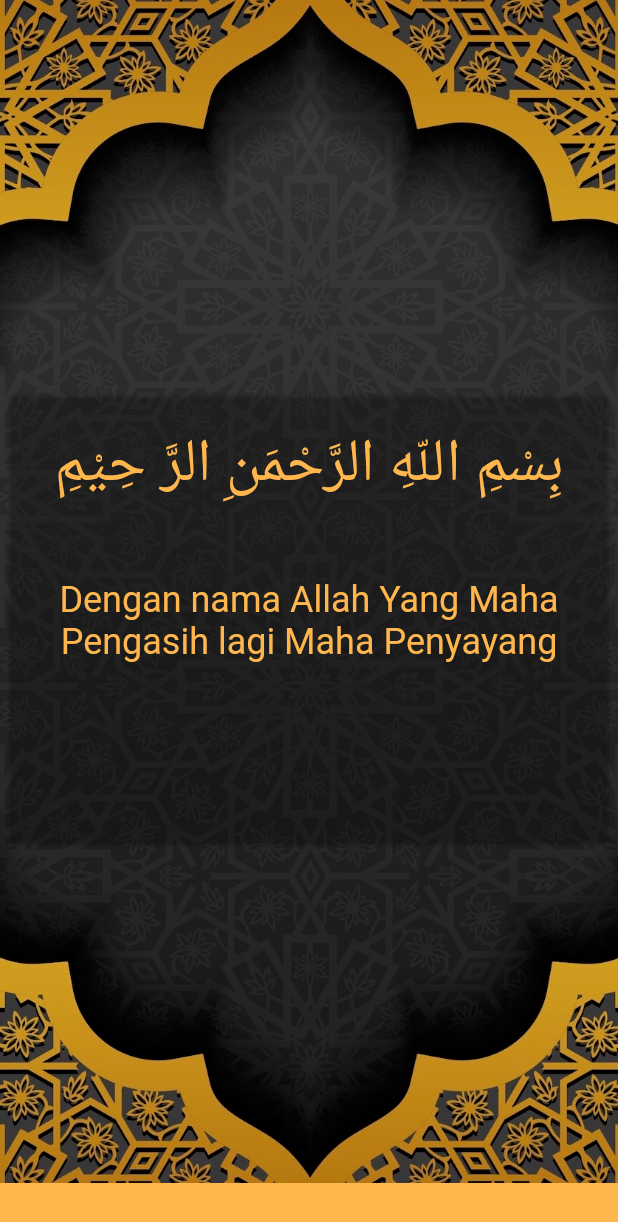
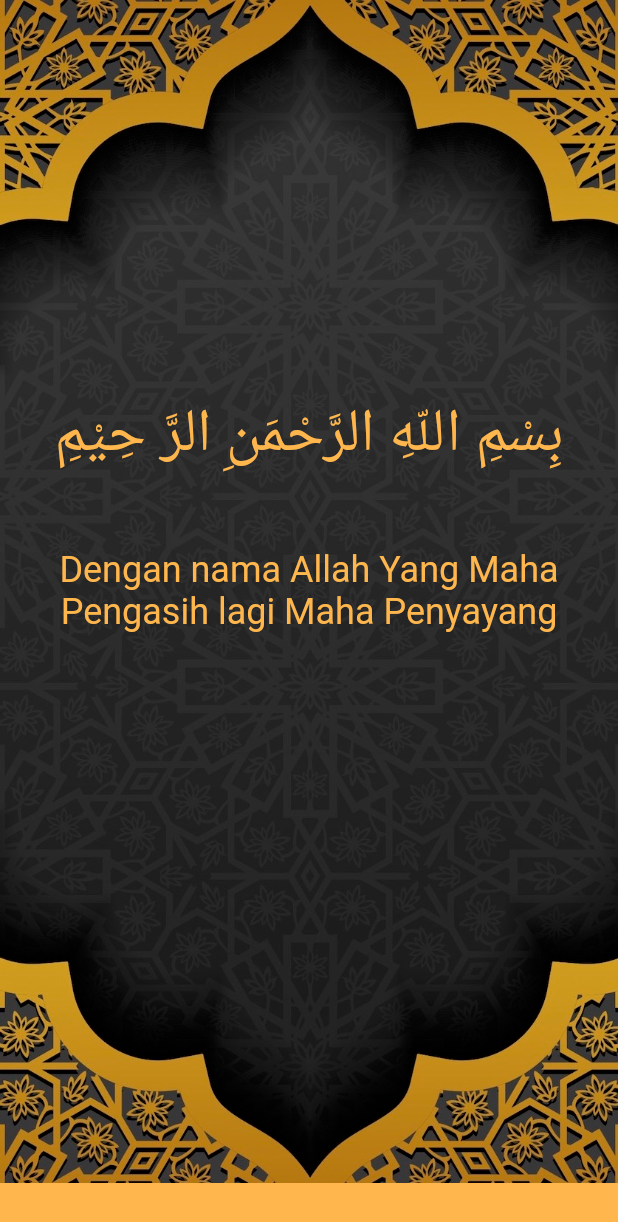
Before and after one commit to pabbas29/f_duaiftitah, a Flutter app: the screen it shows after launch, on a phone screen of 412 x 824 dp. Shown: the top 1222 px of the screen. Run offline on Flutter 3.47's test engine with Material 2 defaults, Android fonts, the phone set to English and light mode, and no system bars.

Commit message:
Created carousel view for the content

```diff
--- /dev/null
+++ b/lib/components/DuaCarousel.dart
@@ -0,0 +1,45 @@
+import 'package:flutter/material.dart';
+
+class DuaCarousel extends StatelessWidget {
+  @override
+  Widget build(BuildContext context) {
+    return Container(
+      height: 300,
+      child: PageView.builder(
+            controller: PageController(viewportFraction: 1),
+            itemBuilder: (BuildContext context, int itemIndex) {
+              return _buildCarouselItem(context, itemIndex);
+            },
+      ),
+    );
+  }
+
+  Widget _buildCarouselItem(BuildContext context, int itemIndex) {
+    return Padding(
+      padding: EdgeInsets.symmetric(horizontal: 4.0),
+      child: Column(
+        children: <Widget>[
+          Text(
+              'بِسْمِ اللّهِ الرَّحْمَنِ الرَّ حِيْمِ',
+            textAlign: TextAlign.center,
+            style: TextStyle(
+              fontSize: 40,
+              color: Colors.orange[300],
+            )
+          ),
+          Padding(
+            padding: EdgeInsets.fromLTRB(10, 50, 10, 0),
+            child: Text(
+              'Dengan nama Allah Yang Maha Pengasih lagi Maha Penyayang',
+              textAlign: TextAlign.center,
+              style: TextStyle(
+                color: Colors.orange[300],
+                fontSize: 24,
+              )
+            ),
+          )
+        ],
+      ),
+    );
+  }
+}
--- a/lib/components/duacard.dart
+++ b/lib/components/duacard.dart
@@ -6,11 +6,6 @@ class DuaCard extends StatefulWidget {
 }
 
 class _DuaCardState extends State<DuaCard> {
-
-  List<String> ayats = [
-    'Bismillahirahma nirrahim',
-  ];
-
   @override
   Widget build(BuildContext context) {
     return Center(
@@ -20,7 +15,7 @@ class _DuaCardState extends State<DuaCard> {
           width: 400,
           height: 300,
           child: Padding(
-            padding: EdgeInsets.fromLTRB(10, 20, 10, 20),
+            padding: EdgeInsets.fromLTRB(10, 40, 10, 20),
               child: Column(
                 children: <Widget>[
                   Text(
--- a/lib/pages/home.dart
+++ b/lib/pages/home.dart
@@ -1,3 +1,4 @@
+import 'package:dua_iftitah/components/DuaCarousel.dart';
 import 'package:dua_iftitah/components/duacard.dart';
 import 'package:flutter/material.dart';
 
@@ -11,7 +12,7 @@ class HomePage extends StatelessWidget {
           children: <Widget>[
             Image.asset('assets/background.jpg'),
             Center(
-              child: DuaCard(),
+              child: DuaCarousel(),
             )
           ]
         )
```
Also changed, not shown: 4 other files.
